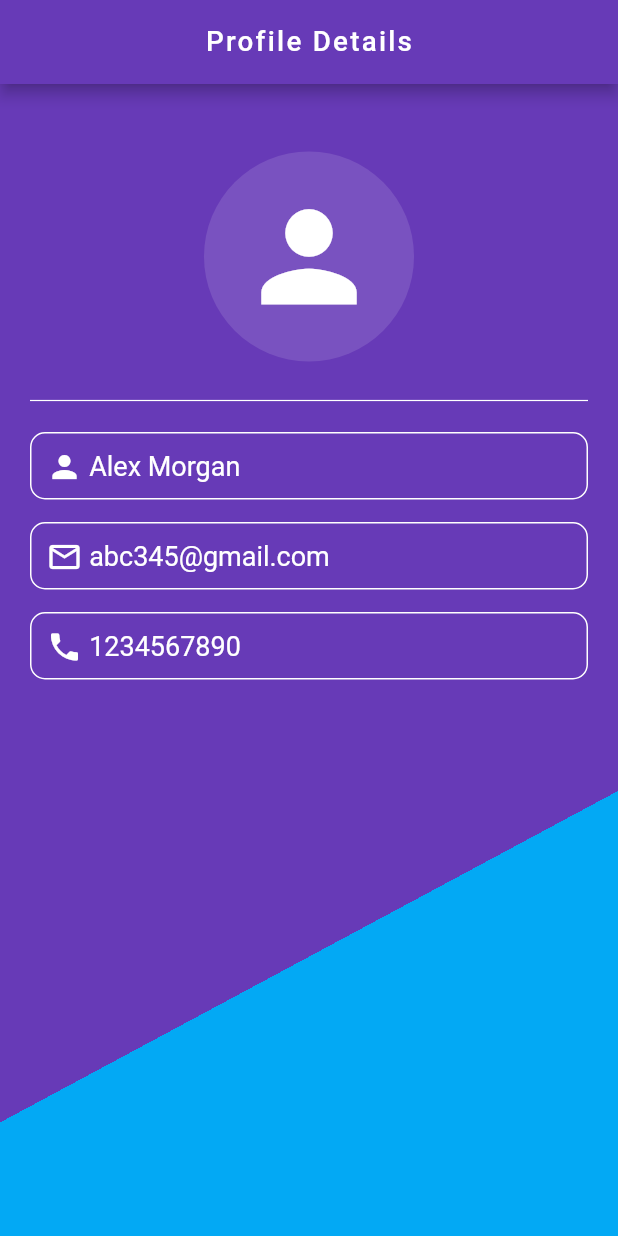
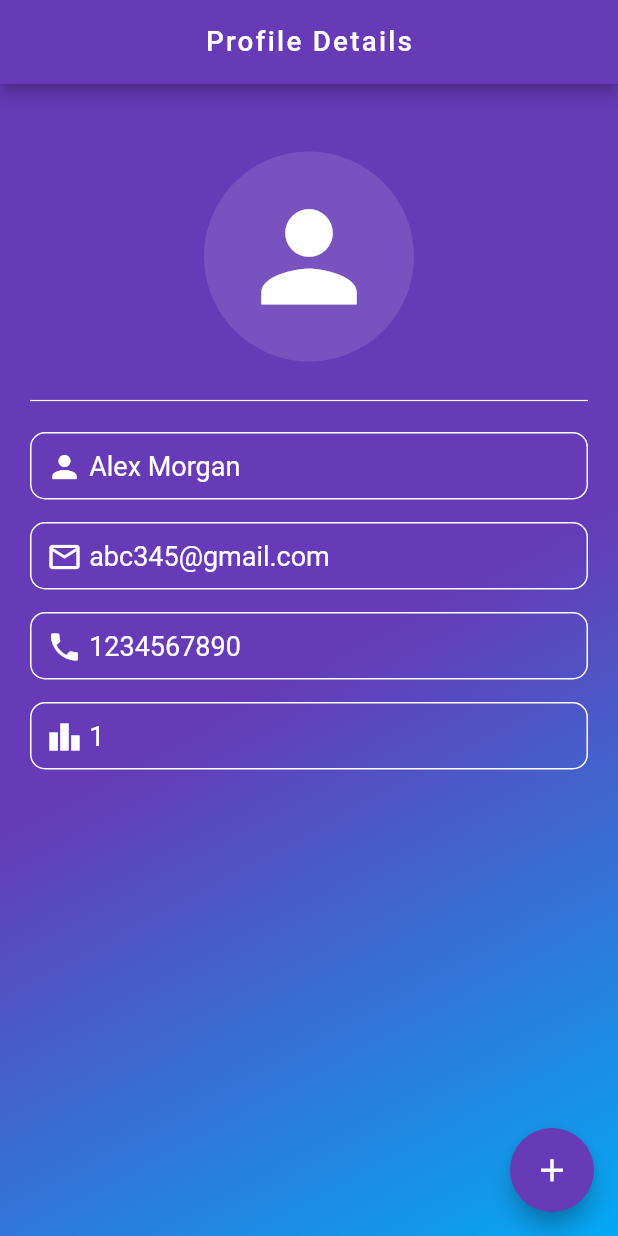
Before and after one commit to Ryukz/Learning, a Flutter app: the screen it shows after launch, on a phone screen of 412 x 824 dp. Run offline on Flutter 3.47's test engine with Material 2 defaults, Android fonts, the phone set to English and light mode, and no system bars; Roboto replaces fonts that are missing (MyFont2).

```diff
--- a/lib/main.dart
+++ b/lib/main.dart
@@ -6,9 +6,15 @@ import 'package:flutter/material.dart';
 int clicker = 0;
 void main() => runApp(MyApp());
 
-class MyApp extends StatelessWidget {
+class MyApp extends StatefulWidget {
   const MyApp({Key? key}) : super(key: key);
 
+  @override
+  State<MyApp> createState() => _MyAppState();
+}
+
+class _MyAppState extends State<MyApp> {
+  int devLevel = 1;
   @override
   Widget build(BuildContext context) {
     return MaterialApp(
@@ -32,6 +38,18 @@ class MyApp extends StatelessWidget {
             ])),
           ),
         ),
+        floatingActionButton: FloatingActionButton(
+            onPressed: () {
+              // ignore: avoid_print
+              setState(() {
+                devLevel++;
+              });
+            },
+            backgroundColor: Colors.deepPurple,
+            child: Icon(
+              Icons.add,
+              size: 25,
+            )),
         body: Padding(
           padding: EdgeInsets.all(0.0),
           child: Container(
@@ -144,6 +162,35 @@ class MyApp extends StatelessWidget {
                           ],
                         ),
                       ),
+                      SizedBox(
+                        height: 15.0,
+                      ),
+                      Container(
+                        padding: EdgeInsets.all(10.0),
+                        height: 45,
+                        width: 400,
+                        decoration: BoxDecoration(
+                          border: Border.all(
+                            color: Colors.white,
+                          ),
+                          borderRadius: BorderRadius.circular(10.0),
+                        ),
+                        child: Row(
+                          children: [
+                            Icon(
+                              Icons.leaderboard,
+                              color: Colors.white,
+                            ),
+                            Text(
+                              ' $devLevel',
+                              style: TextStyle(
+                                fontSize: 18,
+                                color: Colors.white,
+                              ),
+                            ),
+                          ],
+                        ),
+                      ),
                     ],
                   ),
                 )
@@ -157,7 +204,7 @@ class MyApp extends StatelessWidget {
                   ],
                   begin: Alignment.topLeft,
                   end: Alignment.bottomRight,
-                  stops: [0.7, 0.4]),
+                  stops: [0.5, 1.0]),
             ),
           ),
         ),
```
